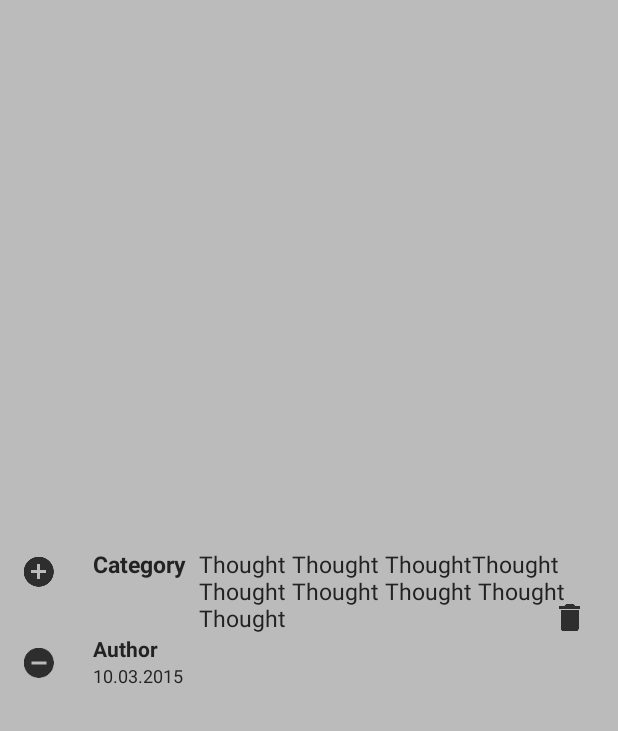
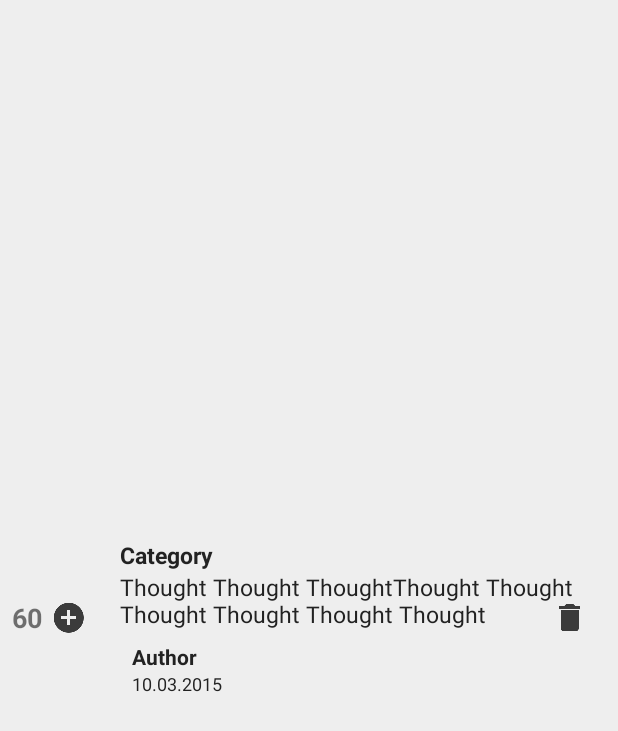
Before and after one commit to purposebakery/MortalityDayAndroid, an Android app: the layout gathering_item.xml on its own in the app's theme, with its tools: preview values and no code run, on a phone screen of 412 x 824 dp. Shown: the top 731 px of the screen. Run offline under Robolectric (Android 15) with nearby library versions, the phone set to English and light mode, and no system bars.

Commit message:
layout changes

```diff
--- a/app/src/main/java/de/techlung/android/mortalityday/BaseActivity.java
+++ b/app/src/main/java/de/techlung/android/mortalityday/BaseActivity.java
@@ -51,7 +51,7 @@ public class BaseActivity extends AppCompatActivity {
 
     private void initSafePreferences() {
         Hawk.init(this)
-                .setEncryptionMethod(EncryptionMethod.MEDIUM)
+                .setEncryptionMethod(EncryptionMethod.HIGHEST)
                 .setStorage(newSqliteStorage(this))
                 .setLogLevel(LogLevel.FULL)
                 .build();
--- a/app/src/main/java/de/techlung/android/mortalityday/util/MortalityDayUtil.java
+++ b/app/src/main/java/de/techlung/android/mortalityday/util/MortalityDayUtil.java
@@ -58,7 +58,7 @@ public final class MortalityDayUtil {
 
     public static String getDateFormatted(long time) {
         Date date = new Date(time);
-        SimpleDateFormat format = new SimpleDateFormat("dd.mm.yyyy");
+        SimpleDateFormat format = new SimpleDateFormat("dd.MM.yyyy");
         return format.format(date);
     }
 
--- a/app/src/main/res/layout/gathering_item.xml
+++ b/app/src/main/res/layout/gathering_item.xml
@@ -8,7 +8,7 @@
     android:paddingRight="8dp"
     android:paddingTop="16dp"
     android:paddingBottom="16dp"
-    android:background="@color/grey_light">
+    android:background="@color/grey_very_light">
 
     <LinearLayout
         android:id="@+id/gathering_item_vote_container"
@@ -17,7 +17,17 @@
         android:layout_height="wrap_content"
         android:layout_alignParentLeft="true"
         android:layout_centerVertical="true"
-        android:orientation="vertical">
+        android:orientation="horizontal">
+
+
+        <TextView
+            android:id="@+id/gathering_item_rating"
+            android:layout_width="wrap_content"
+            android:layout_height="wrap_content"
+            android:textSize="18sp"
+            android:textStyle="bold"
+            android:text="60"
+            android:layout_gravity="center"/>
 
         <RelativeLayout
             android:id="@+id/gathering_item_voteup_icon_container"
@@ -37,31 +47,6 @@
 
         </RelativeLayout>
 
-        <TextView
-            android:id="@+id/gathering_item_rating"
-            android:layout_width="wrap_content"
-            android:layout_height="wrap_content"
-            android:textSize="18sp"
-            android:textStyle="bold"
-            android:layout_gravity="center"/>
-
-        <RelativeLayout
-            android:id="@+id/gathering_item_votedown_icon_container"
-            android:clipChildren="false"
-            android:layout_width="@dimen/icon_normal"
-            android:layout_height="@dimen/icon_normal"
-            android:layout_alignParentRight="true"
-            android:layout_centerVertical="true"
-            android:background="@drawable/circle_button_background">
-
-            <ImageView
-                android:layout_width="@dimen/icon_small"
-                android:layout_height="@dimen/icon_small"
-                android:src="@drawable/ic_action_remove_circle"
-                android:alpha="@dimen/icon_alpha"
-                android:layout_centerInParent="true"/>
-
-        </RelativeLayout>
 
     </LinearLayout>
 
--- a/app/src/main/res/layout/thoughts_generic.xml
+++ b/app/src/main/res/layout/thoughts_generic.xml
@@ -8,7 +8,7 @@
 
     <LinearLayout
         android:orientation="vertical"
-        android:layout_marginLeft="18dp"
+        android:layout_marginLeft="16dp"
         android:layout_width="match_parent"
         android:layout_height="wrap_content"
         android:layout_centerVertical="true">
@@ -16,7 +16,7 @@
         <LinearLayout
             android:layout_width="match_parent"
             android:layout_height="wrap_content"
-            android:orientation="horizontal">
+            android:orientation="vertical">
 
             <TextView
                 android:id="@+id/thoughts_category"
@@ -32,7 +32,6 @@
                 android:id="@+id/thoughts_text"
                 android:layout_width="match_parent"
                 android:layout_height="wrap_content"
-                android:layout_marginLeft="8dp"
                 android:textSize="15sp"
                 android:textColor="@color/text_dark"
                 android:layout_gravity="center_vertical"
@@ -45,6 +44,8 @@
             android:layout_width="match_parent"
             android:layout_height="wrap_content"
             android:text="Author"
+            android:layout_marginLeft="8dp"
+            android:layout_marginTop="8dp"
             android:textColor="@color/text_dark"
             android:textStyle="bold"/>
 
@@ -52,6 +53,7 @@
             android:id="@+id/thoughts_date"
             android:layout_width="match_parent"
             android:layout_height="wrap_content"
+            android:layout_marginLeft="8dp"
             android:text="10.03.2015"
             android:textColor="@color/text_dark"
             android:textSize="12sp"/>
--- a/app/src/main/res/values/colors.xml
+++ b/app/src/main/res/values/colors.xml
@@ -7,8 +7,8 @@
 
     <color name="text_dark">#222222</color>
 
-    <color name="acent">#ffffd62b</color>
-    <color name="acent_light">#fff2645b</color>
+    <color name="acent">#aeea00</color>
+    <color name="acent_light">#eeff41</color>
 
 
 </resources>
```
Also changed, not shown: app/src/main/java/de/techlung/android/mortalityday/MainActivity.java (+10 -3 lines), app/src/main/java/de/techlung/android/mortalityday/baasbox/BaasBoxMortalityDay.java (+10 -1 lines), app/src/main/java/de/techlung/android/mortalityday/gathering/GatheringViewController.java (+17 -13 lines), app/src/main/res/layout/gathering_main.xml (+11 -7 lines), app/src/main/res/layout/main_content.xml (+21 -17 lines).
